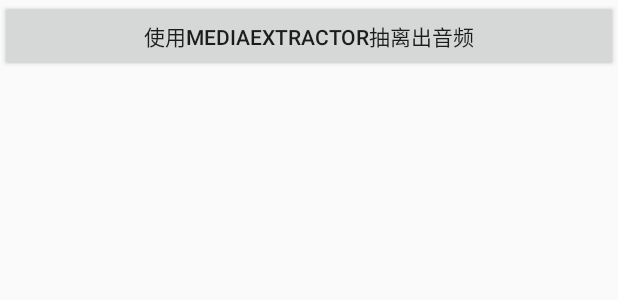
After one commit to niupuyue/android-media-demo, an Android app: the layout activity_format_audio.xml on its own in the app's theme, with its tools: preview values and no code run, on a phone screen of 412 x 824 dp. The commit adds this screen. Shown: the top 300 px of the screen. Run offline under Robolectric (Android 15) with nearby library versions, the phone set to English and light mode, and no system bars.

Commit message:
抽离视频中的音频文件

```diff
--- a/04-android-media-muxer/app/src/main/AndroidManifest.xml
+++ b/04-android-media-muxer/app/src/main/AndroidManifest.xml
@@ -32,6 +32,7 @@
         </activity>
         <activity android:name=".RecordVideoActivity" />
         <activity android:name=".FormatVideoActivity" />
+        <activity android:name=".FormatAudioActivity" />
     </application>
 
 </manifest>
--- /dev/null
+++ b/04-android-media-muxer/app/src/main/res/layout/activity_format_audio.xml
@@ -0,0 +1,13 @@
+<?xml version="1.0" encoding="utf-8"?>
+<LinearLayout xmlns:android="http://schemas.android.com/apk/res/android"
+    android:layout_width="match_parent"
+    android:layout_height="match_parent"
+    android:orientation="vertical">
+
+    <Button
+        android:id="@+id/formatAudio_Extractor"
+        android:layout_width="match_parent"
+        android:layout_height="wrap_content"
+        android:text="使用MediaExtractor抽离出音频" />
+
+</LinearLayout>
--- a/04-android-media-muxer/app/src/main/res/layout/activity_main.xml
+++ b/04-android-media-muxer/app/src/main/res/layout/activity_main.xml
@@ -48,14 +48,14 @@
                 android:layout_width="match_parent"
                 android:layout_height="wrap_content"
                 android:layout_marginTop="20dp"
-                android:text="从录制的视频中抽出音频，不包含视频"/>
+                android:text="从录制的视频中抽出音频，不包含视频" />
 
             <Button
+                android:id="@+id/formatAudio"
                 android:layout_width="match_parent"
                 android:layout_height="wrap_content"
-                android:id="@+id/formatAudio"
                 android:layout_marginTop="20dp"
-                android:text="解析音频(不包含视频)"/>
+                android:text="解析音频(不包含视频)" />
 
         </LinearLayout>
 
```
Also changed, not shown: 04-android-media-muxer/app/src/main/java/com/paulniu/media_muxer/FormatAudioActivity.java (added, +98 -0 lines), 04-android-media-muxer/app/src/main/java/com/paulniu/media_muxer/MainActivity.java (+10 -0 lines).
